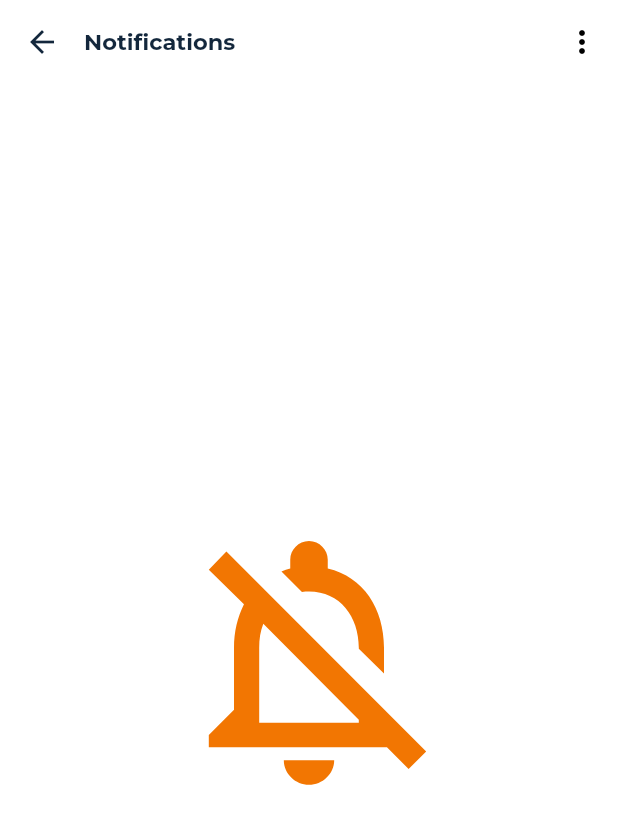
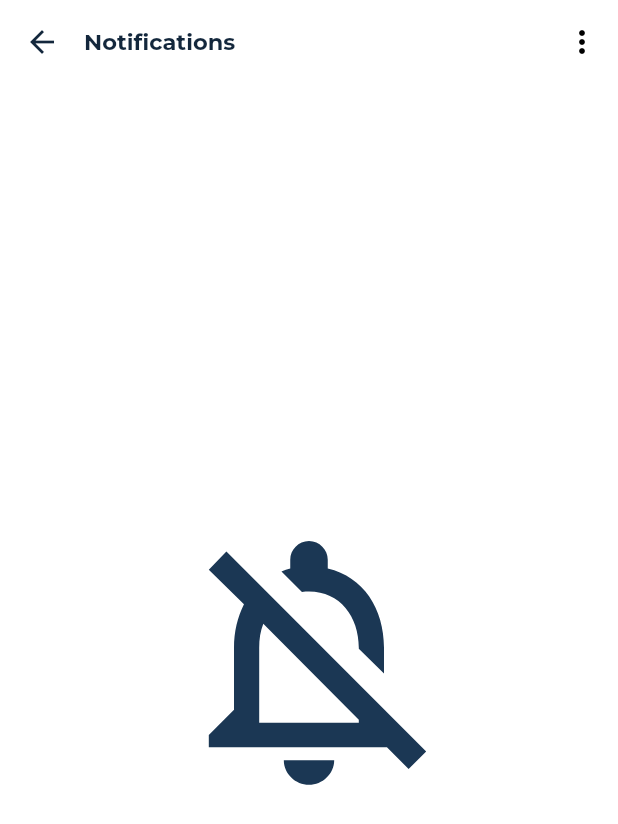
Before and after one commit to ObedYAMEOGO/edu_app_project, a Flutter app: the NotificationsView screen opened directly, on a phone screen of 412 x 824 dp. Shown: the top 824 px of the screen. Run offline on Flutter 3.47's test engine with Material 3 defaults, Android fonts, the light colour scheme and no system bars; our stand-ins replace audioplayers, badges, bloc, chewie, cloud_firestore, dartz and 19 more; missing offline and left inert: ffmpeg_kit_flutter, file_icon, flutter_link_previewer, flutter_stripe, purchases_flutter, youtube_metadata; accounts and stored records are empty; project files that could hold a hidden picture were left out.

Commit message:
Update no_notifications.dart

```diff
--- a/lib/src/notifications/presentation/widgets/no_notifications.dart
+++ b/lib/src/notifications/presentation/widgets/no_notifications.dart
@@ -1,3 +1,4 @@
+import 'package:edu_app_project/core/res/colours.dart';
 import 'package:flutter/material.dart';
 
 class NoNotifications extends StatelessWidget {
@@ -6,11 +7,8 @@ class NoNotifications extends StatelessWidget {
   @override
   Widget build(BuildContext context) {
     return Center(
-      child: Icon(
-        Icons.notifications_off_outlined,
-        size: 200,
-        color: Color.fromARGB(255, 242, 118, 2),
-      ),
+      child: Icon(Icons.notifications_off_outlined,
+          size: 200, color: Colours.secondaryColour),
     );
   }
 }
```
